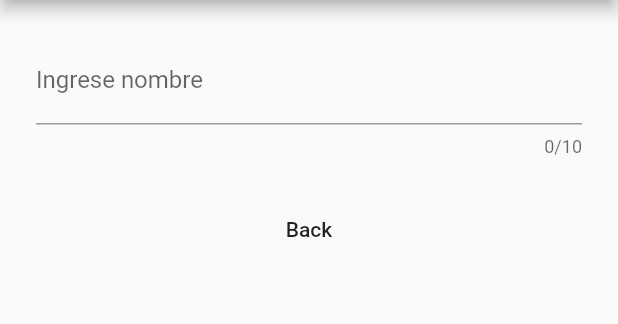
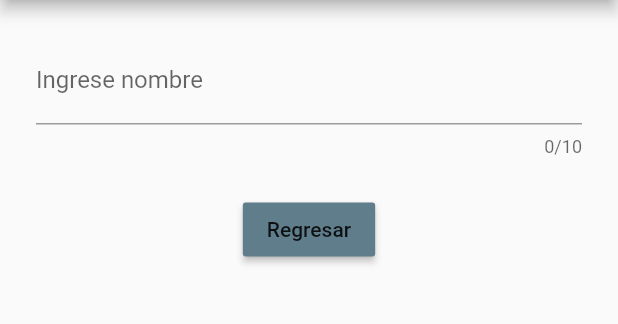
Before and after one commit to AlanRoblesS/IOSUIII_Act7, a Flutter app: the SecondPage screen opened directly, on a phone screen of 412 x 824 dp, the part 84-408 px from its top. Run offline on Flutter 3.47's test engine with Material 2 defaults, Android fonts, the phone set to English and light mode, and no system bars.

```diff
--- a/lib/second_page.dart
+++ b/lib/second_page.dart
@@ -27,7 +27,8 @@ class SecondPage extends StatelessWidget {
               ),
             ),
             MaterialButton(
-              child: Text("Back"),
+              child: Text("Regresar"),
+              color: Colors.blueGrey,
               onPressed: () {
                 Navigator.of(context).pop(_textController.text);
               },
```
